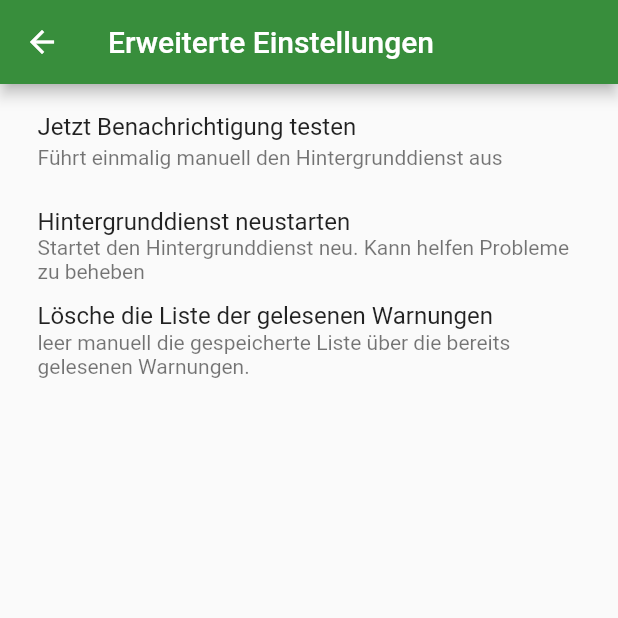
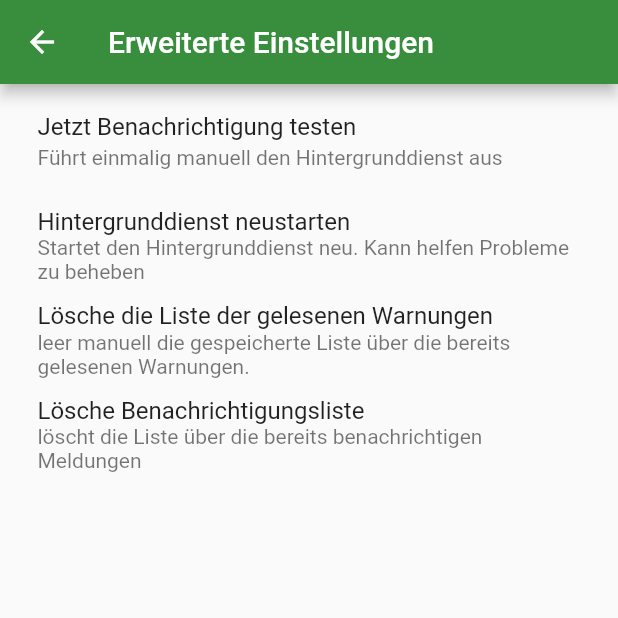
Before and after one commit to nucleus-ffm/foss_warn, a Flutter app: the DevSettings screen opened directly, on a phone screen of 412 x 824 dp, the top half of it. Run offline on Flutter 3.47's test engine with Material 2 defaults, Android fonts, the phone set to English and light mode, and no system bars; our stand-ins replace flutter_local_notifications, rxdart, share_plus, shared_preferences; missing offline and left inert: app_settings, workmanager; accounts and stored records are empty.

Commit message:
add setting to clear the alreadyNotifiedWarnings list

```diff
--- a/lib/views/DevSettingsView.dart
+++ b/lib/views/DevSettingsView.dart
@@ -117,6 +117,30 @@ class _DevSettingsState extends State<DevSettings> {
                   ScaffoldMessenger.of(context).showSnackBar(snackBar);
                 },
               ),
+
+              ListTile(
+                contentPadding: settingsTileListPadding,
+                title: Text("Lösche Benachrichtigungsliste"),
+                subtitle: Text(
+                    "löscht die Liste über die bereits benachrichtigen Meldungen"),
+                onTap: () {
+                  print("delete alreadyNotifiedWarnings");
+                  alreadyNotifiedWarnings.clear();
+                  saveAlreadyNotifiedWarningsList();
+                  final snackBar = SnackBar(
+                    content: const Text(
+                      'Liste gelöscht',
+                      style: TextStyle(color: Colors.black),
+                    ),
+                    backgroundColor: Colors.green[100],
+                  );
+
+                  // Find the ScaffoldMessenger in the widget tree
+                  // and use it to show a SnackBar.
+                  ScaffoldMessenger.of(context).showSnackBar(snackBar);
+                },
+              ),
+
             ],
 
           ))
```
